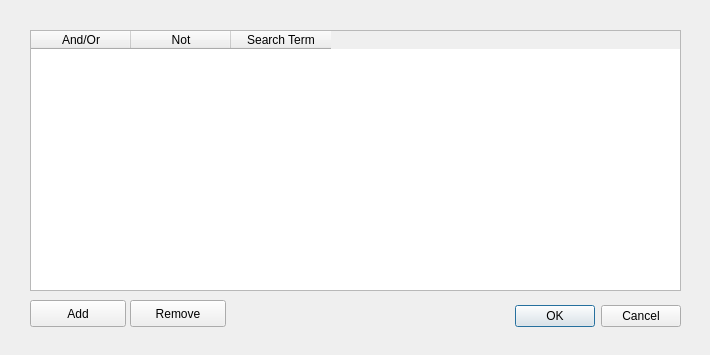
This is interface/ovQSearchDialog.ui in patrickdemond/OVis as Qt 5 draws it before an edit. The edited form follows.
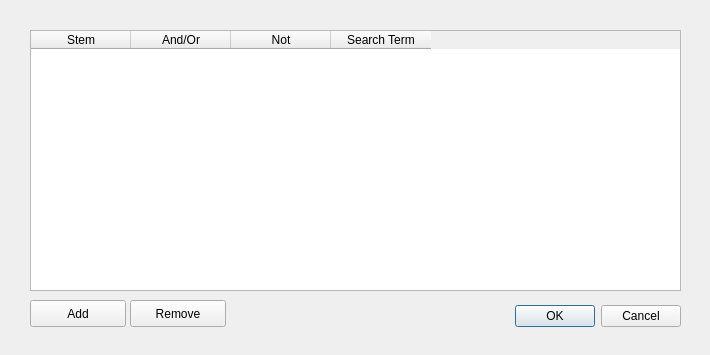
This is the edited form.

Patch:
```diff
--- a/interface/ovQSearchDialog.ui
+++ b/interface/ovQSearchDialog.ui
@@ -38,6 +38,14 @@
      <height>261</height>
     </rect>
    </property>
+   <column>
+    <property name="text">
+     <string>Stem</string>
+    </property>
+    <property name="textAlignment">
+     <set>AlignHCenter|AlignVCenter|AlignCenter</set>
+    </property>
+   </column>
    <column>
     <property name="text">
      <string>And/Or</string>
```
